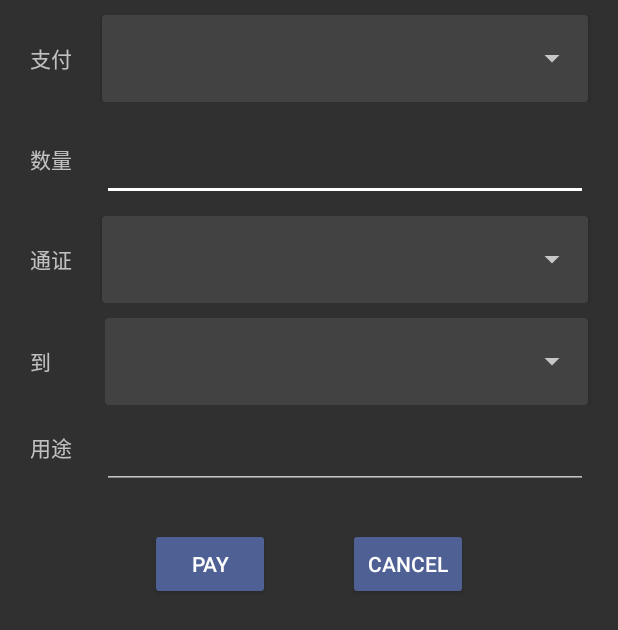
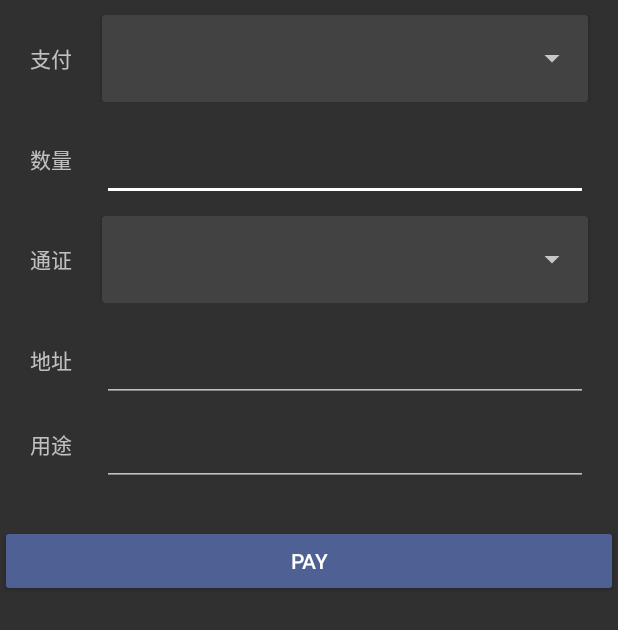
Before and after one commit to bigtangle/bigtangle-app, an Android app: the layout fragment_transaction_single.xml on its own in the app's theme, with its tools: preview values and no code run, on a phone screen of 412 x 824 dp. Shown: the top 630 px of the screen. Run offline under Robolectric (Android 15) with nearby library versions, the phone set to English and light mode, and no system bars.

Commit message:
整理代码

```diff
--- a/app/src/main/res/layout/fragment_transaction_single.xml
+++ b/app/src/main/res/layout/fragment_transaction_single.xml
@@ -101,7 +101,7 @@
                     android:layout_marginRight="20dp">
 
                     <Spinner
-                        android:id="@+id/from_token_spinner"
+                        android:id="@+id/token_spinner"
                         android:layout_width="match_parent"
                         android:layout_height="58dp"
                         android:spinnerMode="dropdown"
@@ -117,30 +117,29 @@
             android:layout_marginTop="10dp">
 
             <TextView
-                android:layout_width="50dp"
+                android:layout_width="wrap_content"
                 android:layout_height="wrap_content"
                 android:layout_gravity="center"
                 android:layout_marginLeft="20dp"
-                android:text="到" />
+                android:text="地址" />
 
 
             <LinearLayout
                 android:layout_width="match_parent"
                 android:layout_height="wrap_content">
 
-                <android.support.v7.widget.CardView
+                <android.support.design.widget.TextInputLayout
                     android:layout_width="match_parent"
                     android:layout_height="wrap_content"
+                    android:layout_marginLeft="20dp"
                     android:layout_marginRight="20dp">
 
-                    <Spinner
-                        android:id="@+id/to_token_spinner"
+                    <android.support.design.widget.TextInputEditText
+                        android:id="@+id/to_address_text_input"
                         android:layout_width="match_parent"
-                        android:layout_height="58dp"
-                        android:spinnerMode="dropdown"
-                        android:overlapAnchor="false"
-                        app:layout_constraintHorizontal_bias="0.0" />
-                </android.support.v7.widget.CardView>
+                        android:layout_height="wrap_content"
+                        android:inputType="text" />
+                </android.support.design.widget.TextInputLayout>
             </LinearLayout>
         </LinearLayout>
 
@@ -183,24 +182,13 @@
 
             <Button
                 android:id="@+id/pay_button"
-                android:layout_width="80dp"
+                android:layout_width="match_parent"
                 android:layout_height="wrap_content"
-                android:layout_marginLeft="100dp"
                 android:layout_marginTop="16dp"
                 android:backgroundTint="@color/colorPrimary"
                 android:elevation="24dp"
                 android:text="@string/pay" />
 
-            <Button
-                android:id="@+id/cancel_button"
-                android:layout_width="80dp"
-                android:layout_height="wrap_content"
-                android:layout_alignParentRight="true"
-                android:layout_marginTop="16dp"
-                android:layout_marginRight="100dp"
-                android:backgroundTint="@color/colorPrimary"
-                android:elevation="24dp"
-                android:text="@string/cancel" />
         </RelativeLayout>
     </LinearLayout>
 
```
Also changed, not shown: app/src/main/java/net/bigtangle/wallet/activity/transaction/fragments/TransactionSingleFragment.java (+102 -141 lines), app/src/main/java/net/bigtangle/wallet/core/http/HttpNetRunaDispatch.java (+10 -19 lines).
